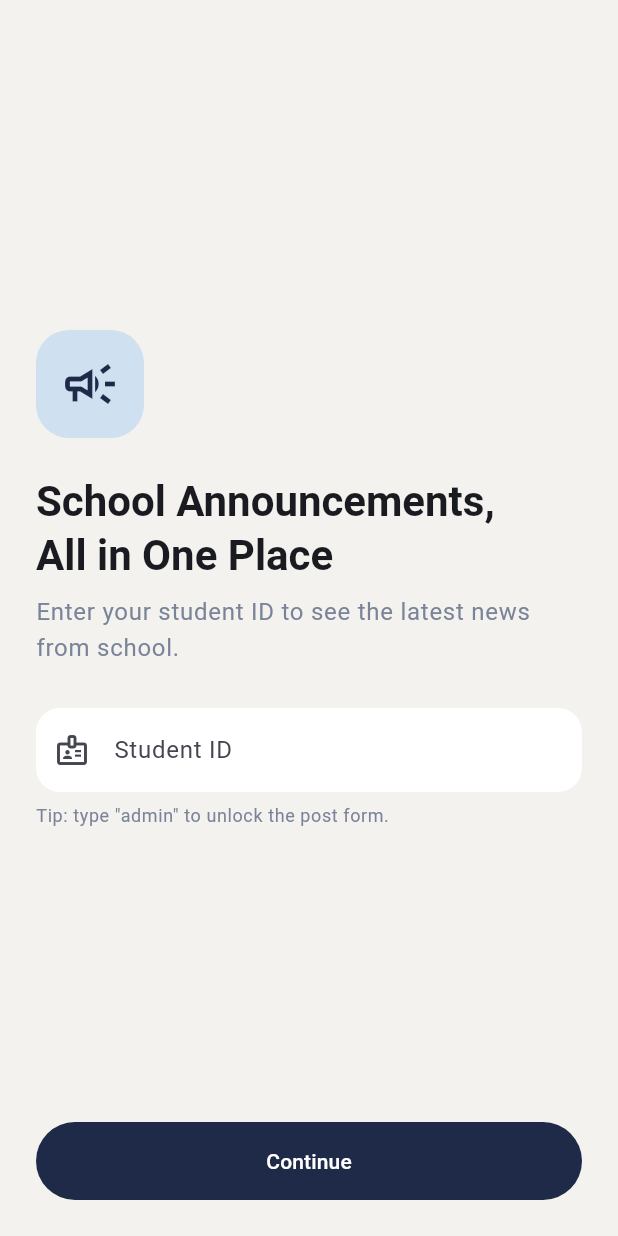
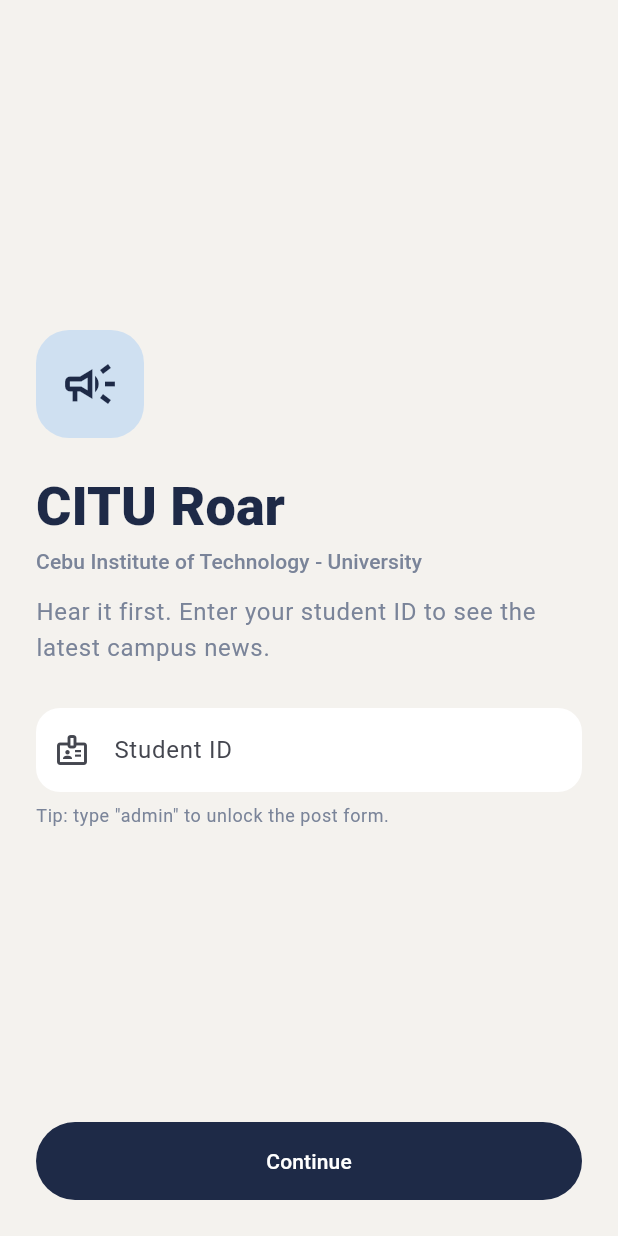
Before and after one commit to MashiroXII/-CSIT284-Capstone-Atienza, a Flutter app: the screen it shows after launch, on a phone screen of 412 x 824 dp. Run offline on Flutter 3.47's test engine with Material 3 defaults, Android fonts, the phone set to English and light mode, and no system bars.

Commit message:
daily_orbs implementation and login screen update

```diff
--- a/capstone_atienza/lib/data/dummy_data.dart
+++ b/capstone_atienza/lib/data/dummy_data.dart
@@ -96,4 +96,44 @@ final List<Announcement> dummyAnnouncements = [
     author: 'PE Department',
     date: DateTime(2026, 11, 9),
   ),
+  Announcement(
+    id: 'a9',
+    title: 'Enrollment for next term opens',
+    body:
+        'Online enrollment for the next term opens on December 15. '
+        'Settle your clearance at the Registrar before enrolling.',
+    categoryId: 'general',
+    author: 'Registrar\'s Office',
+    date: DateTime(2026, 11, 8),
+  ),
+  Announcement(
+    id: 'a10',
+    title: 'Christmas break schedule',
+    body:
+        'Classes end on December 18 and resume on January 4. '
+        'Offices will have limited hours during the break.',
+    categoryId: 'holidays',
+    author: 'Principal\'s Office',
+    date: DateTime(2026, 11, 7),
+  ),
+  Announcement(
+    id: 'a11',
+    title: 'Coding Club hackathon',
+    body:
+        'Join the one-day campus hackathon on December 5. Teams of up to '
+        'four students. Register with the Coding Club officers by December 1.',
+    categoryId: 'clubs',
+    author: 'Coding Club',
+    date: DateTime(2026, 11, 6),
+  ),
+  Announcement(
+    id: 'a12',
+    title: 'Midterm grade release',
+    body:
+        'Midterm grades are now available. Report any concerns to your '
+        'subject teacher within one week of release.',
+    categoryId: 'exams',
+    author: 'Registrar\'s Office',
+    date: DateTime(2026, 11, 5),
+  ),
 ];
--- a/capstone_atienza/lib/screens/login_screen.dart
+++ b/capstone_atienza/lib/screens/login_screen.dart
@@ -53,13 +53,20 @@ class _LoginScreenState extends State<LoginScreen> {
               ),
               const SizedBox(height: 24),
               Text(
-                'School Announcements,\nAll in One Place',
-                style: textTheme.headlineMedium
-                    ?.copyWith(fontWeight: FontWeight.w700),
+                'CITU Roar',
+                style: textTheme.displaySmall?.copyWith(
+                  fontWeight: FontWeight.w800,
+                  color: AppColors.navy,
+                ),
               ),
-              const SizedBox(height: 8),
+              const SizedBox(height: 4),
               Text(
-                'Enter your student ID to see the latest news from school.',
+                'Cebu Institute of Technology - University',
+                style: textTheme.titleSmall?.copyWith(color: AppColors.muted),
+              ),
+              const SizedBox(height: 12),
+              Text(
+                'Hear it first. Enter your student ID to see the latest campus news.',
                 style: textTheme.bodyLarge?.copyWith(color: AppColors.muted),
               ),
               const SizedBox(height: 28),
```
Also changed, not shown: capstone_atienza/lib/daily_orbs/daily_orbs_data.dart (added, +84 -0 lines), capstone_atienza/lib/daily_orbs/daily_orbs_screen.dart (added, +381 -0 lines), capstone_atienza/lib/screens/categories_screen.dart (+43 -4 lines).
